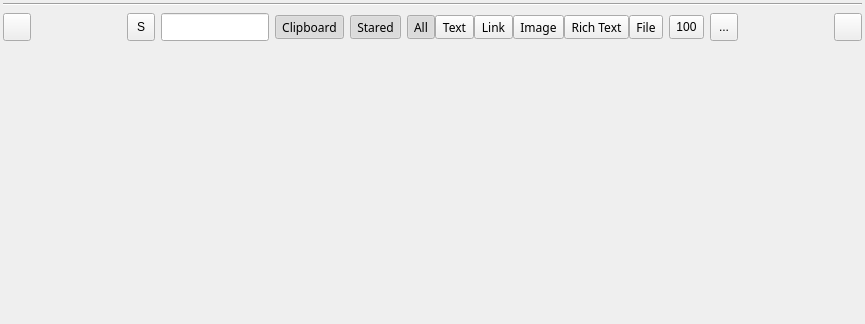
Qt form widget/MPasteWidget.ui (SeptemberHX/MPaste) before a commit.
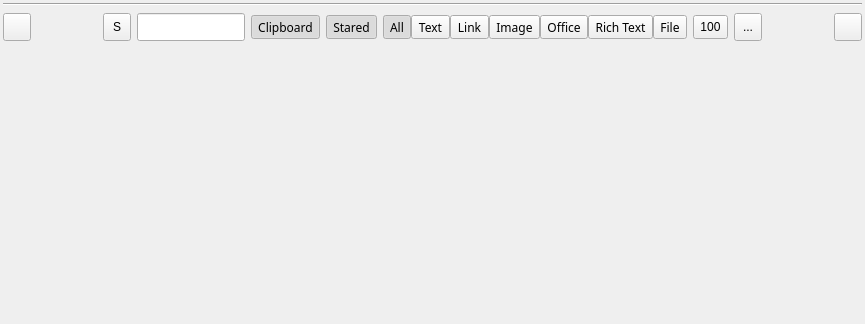
The same form after that commit. Icons and pictures are not drawn.

Commit message: Add Office content type and improve previews

Patch:
```diff
--- a/widget/MPasteWidget.ui
+++ b/widget/MPasteWidget.ui
@@ -351,6 +351,27 @@
            </property>
           </widget>
          </item>
+         <item>
+          <widget class="QToolButton" name="officeTypeBtn">
+           <property name="maximumSize">
+            <size>
+             <width>16777215</width>
+             <height>28</height>
+            </size>
+           </property>
+           <property name="font">
+            <font>
+             <family>Microsoft YaHei</family>
+            </font>
+           </property>
+           <property name="text">
+            <string>Office</string>
+           </property>
+           <property name="checkable">
+            <bool>true</bool>
+           </property>
+          </widget>
+         </item>
          <item>
           <widget class="QToolButton" name="richTextTypeBtn">
            <property name="maximumSize">
```
The commit also changes 9 other files.
